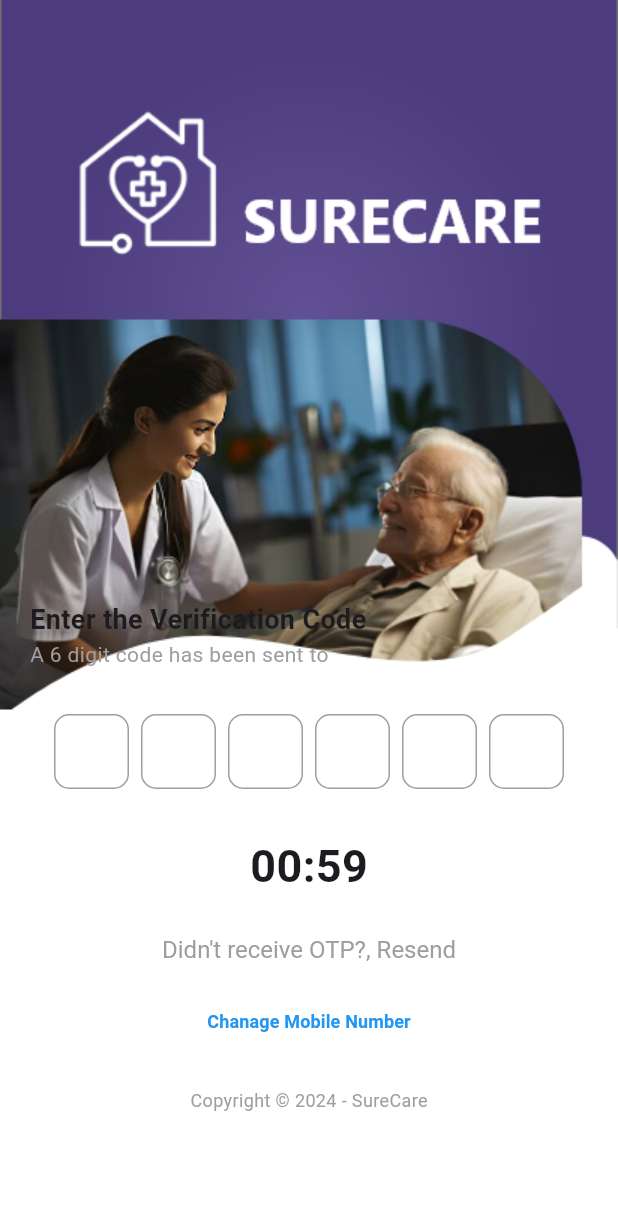
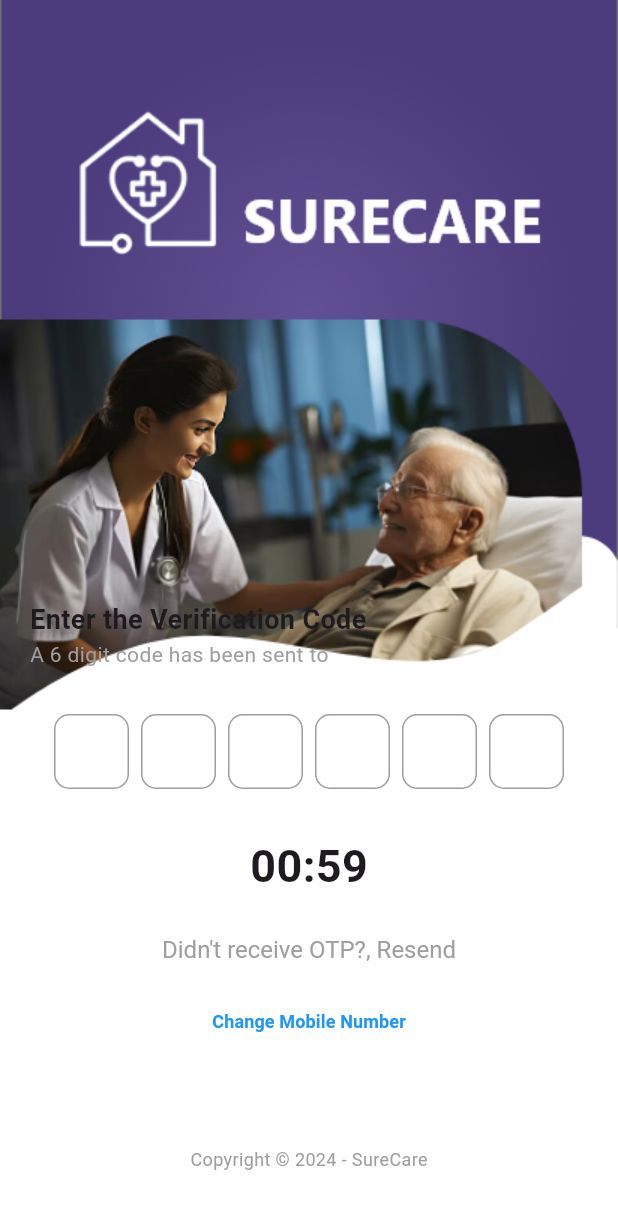
Before and after one commit to nadhiyas17/customer_app_1, a Flutter app: the Otpscreencustomer screen opened directly with empty values, on a phone screen of 412 x 824 dp. Shown: the top 1209 px of the screen. Run offline on Flutter 3.47's test engine with Material 3 defaults, Android fonts, the light colour scheme and no system bars; drawn by our look-alikes of pinput; our stand-ins replace flutter_contacts, flutter_map, flutter_spinkit, fluttertoast, geocoding, geolocator and 6 more; missing offline and left inert: flutter_google_maps_webservices, fluttercontactpicker.

Commit message:
Otp screen edit number

```diff
--- a/lib/APIs/LoginAPI.dart
+++ b/lib/APIs/LoginAPI.dart
@@ -27,7 +27,7 @@ class LoginApiService {
       print('===================================${response.body}');
       if (response.statusCode == 200) {
         showSuccessToast(
-          msg: 'OTP Send successfully',
+          msg: 'OTP Sent successfully',
         );
         print(
             "============================================================== success");
--- a/lib/Location/LocationScreen.dart
+++ b/lib/Location/LocationScreen.dart
@@ -166,7 +166,7 @@ class _LocationScreenState extends State<LocationScreen> {
     return Scaffold(
       body: Center(
         child: isLoading
-            ? FullscreenLoader(message: "Fetching Address")
+            ? FullscreenLoader(message: "Fetching Location")
             : Padding(
                 padding: const EdgeInsets.all(15.0),
                 child: Column(
--- a/lib/Screens/OtpScreen.dart
+++ b/lib/Screens/OtpScreen.dart
@@ -421,7 +421,7 @@ class _OtpScreenState extends State<Otpscreencustomer> {
                           Navigator.pop(context); // Navigate back
                         },
                         child: const Text(
-                          'Chanage Mobile Number',
+                          'Change Mobile Number',
                           style: TextStyle(
                             fontWeight: FontWeight.w700,
                             fontSize: 12.0,
@@ -430,15 +430,6 @@ class _OtpScreenState extends State<Otpscreencustomer> {
                         ),
                       ),
                       const SizedBox(height: 20.0),
-                      if (_isLoading)
-                        const CircularProgressIndicator(), // Show loader
-                      const Text(
-                        'Copyright © 2024 - SureCare',
-                        style: TextStyle(
-                          fontSize: 12.0,
-                          color: Colors.grey,
-                        ),
-                      ),
                     ],
                   ),
                 ),
@@ -447,6 +438,28 @@ class _OtpScreenState extends State<Otpscreencustomer> {
           ],
         ),
       ),
+      bottomNavigationBar: BottomAppBar(
+        color: Colors.transparent,
+        child: Padding(
+          padding: const EdgeInsets.all(8.0),
+          child: Column(
+            mainAxisSize: MainAxisSize
+                .min, // Ensures the column takes minimal vertical space
+            children: [
+              if (_isLoading)
+                const CircularProgressIndicator(), // Show loader if loading
+              if (!_isLoading)
+                const Text(
+                  'Copyright © 2024 - SureCare',
+                  style: TextStyle(
+                    fontSize: 12.0,
+                    color: Colors.grey,
+                  ),
+                ),
+            ],
+          ),
+        ),
+      ),
     );
   }
 }
```
